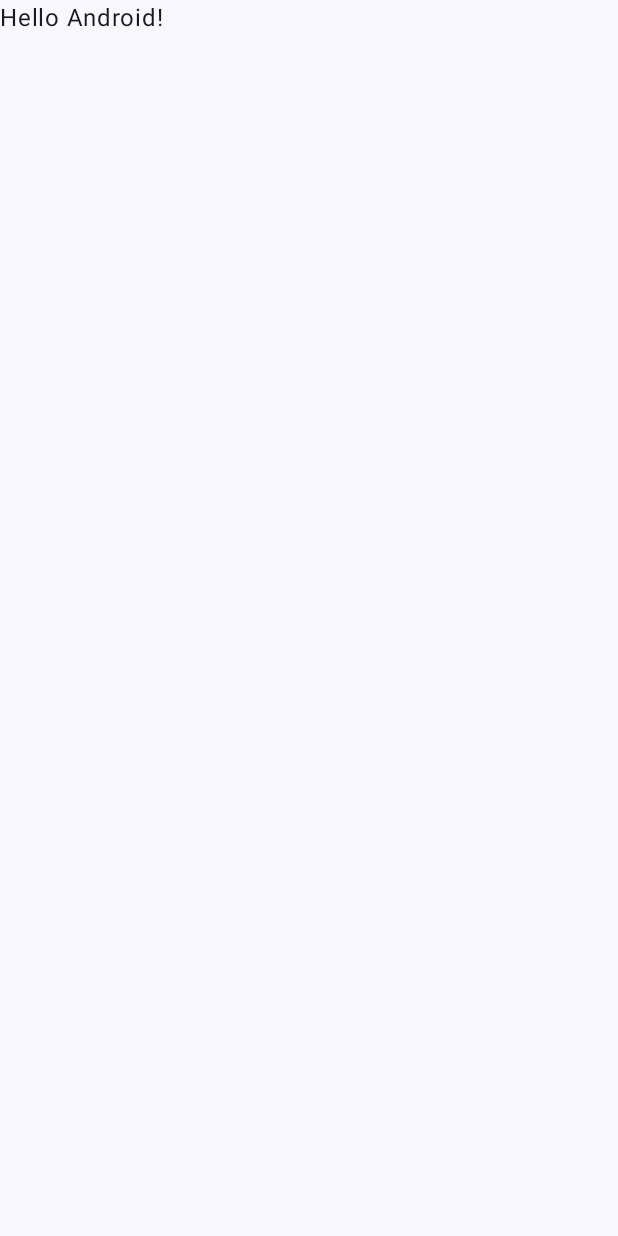
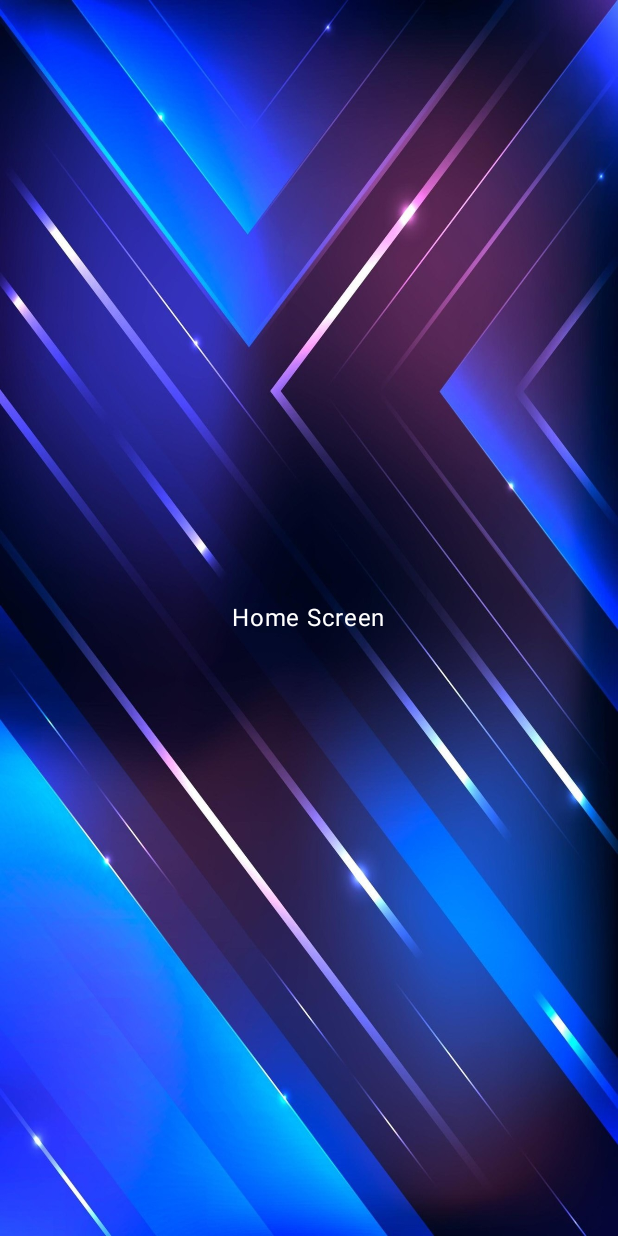
Before and after one commit to Factoriall/InstagramCloneCoding, an Android app built with Jetpack Compose: the screen it shows after launch (MainActivity), on a phone screen of 412 x 824 dp. Before the commit the screen is almost empty. Run offline under Robolectric (Android 15) with nearby library versions, the phone set to English and light mode, and no system bars.

Commit message:
create splash screen and use nav host

```diff
--- a/app/src/main/AndroidManifest.xml
+++ b/app/src/main/AndroidManifest.xml
@@ -10,13 +10,15 @@
         android:label="@string/app_name"
         android:roundIcon="@mipmap/ic_launcher_round"
         android:supportsRtl="true"
-        android:theme="@style/Theme.InstagramCloneCoding"
+        android:theme="@style/Theme.SplashScreen.InstagramCloneCoding"
         tools:targetApi="31">
+
         <activity
+
             android:name=".MainActivity"
             android:exported="true"
             android:label="@string/app_name"
-            android:theme="@style/Theme.InstagramCloneCoding">
+            android:theme="@style/Theme.SplashScreen.InstagramCloneCoding">
             <intent-filter>
                 <action android:name="android.intent.action.MAIN" />
 
--- /dev/null
+++ b/app/src/main/java/com/example/instagramclonecoding/HomeScreen.kt
@@ -0,0 +1,26 @@
+package com.example.instagramclonecoding
+
+import androidx.compose.foundation.layout.Box
+import androidx.compose.foundation.layout.fillMaxSize
+import androidx.compose.material3.Text
+import androidx.compose.runtime.Composable
+import androidx.compose.ui.Alignment
+import androidx.compose.ui.Modifier
+import androidx.compose.ui.graphics.Color
+
+/**
+ * 클래스에 대한 간단한 설명이나 참고 url을 남겨주세요.
+ * Created by fac.toriall on 2024.08.07..
+ */
+const val HOME = "home"
+
+@Composable
+fun HomeScreen(modifier: Modifier = Modifier) {
+    Box(modifier = modifier.fillMaxSize()) {
+        Text(
+            text = "Home Screen",
+            modifier = Modifier.align(Alignment.Center),
+            color = Color.White
+        )
+    }
+}
--- /dev/null
+++ b/app/src/main/java/com/example/instagramclonecoding/IntroScreen.kt
@@ -0,0 +1,89 @@
+package com.example.instagramclonecoding
+
+import androidx.compose.animation.core.FastOutSlowInEasing
+import androidx.compose.animation.core.animateFloat
+import androidx.compose.animation.core.infiniteRepeatable
+import androidx.compose.animation.core.rememberInfiniteTransition
+import androidx.compose.animation.core.tween
+import androidx.compose.foundation.Image
+import androidx.compose.foundation.layout.Box
+import androidx.compose.foundation.layout.fillMaxSize
+import androidx.compose.runtime.Composable
+import androidx.compose.runtime.LaunchedEffect
+import androidx.compose.runtime.getValue
+import androidx.compose.ui.Alignment
+import androidx.compose.ui.Modifier
+import androidx.compose.ui.draw.paint
+import androidx.compose.ui.graphics.Color
+import androidx.compose.ui.graphics.ColorFilter
+import androidx.compose.ui.graphics.graphicsLayer
+import androidx.compose.ui.layout.ContentScale
+import androidx.compose.ui.res.painterResource
+import androidx.compose.ui.tooling.preview.Preview
+import kotlinx.coroutines.delay
+
+const val INTRO = "intro"
+/**
+ * 클래스에 대한 간단한 설명이나 참고 url을 남겨주세요.
+ * Created by fac.toriall on 2024.08.07..
+ */
+@Composable
+fun IntroScreen(
+    modifier: Modifier = Modifier,
+    onIntroFinished: () -> Unit = {}
+) {
+    LaunchedEffect(key1 = Unit) {
+        delay(3000)
+        onIntroFinished()
+    }
+    Box(
+        modifier = modifier
+            .fillMaxSize()
+    ) {
+        FlipCard(
+            modifier = Modifier
+                .align(Alignment.Center)
+        )
+    }
+}
+
+
+@Composable
+fun FlipCard(
+    modifier: Modifier = Modifier,
+) {
+    val infiniteTransition = rememberInfiniteTransition(label = "")
+    val angle by infiniteTransition.animateFloat(
+        initialValue = 0f,
+        targetValue = 360f,
+        animationSpec = infiniteRepeatable(
+            tween(
+                durationMillis = 1500,
+                easing = FastOutSlowInEasing
+            )
+        ), label = ""
+    )
+
+    Image(
+        painter = painterResource(id = R.drawable.millennium),
+        contentDescription = null,
+        modifier = modifier
+            .graphicsLayer {
+                rotationY = angle
+                cameraDistance = 12f * density
+            },
+        colorFilter = ColorFilter.tint(Color.White),
+    )
+
+}
+
+@Composable
+@Preview
+fun PreviewIntroScreen() {
+    IntroScreen(
+        Modifier.paint(
+            painter = painterResource(R.drawable.neon_background),
+            contentScale = ContentScale.FillBounds
+        )
+    )
+}
--- a/app/src/main/java/com/example/instagramclonecoding/MainActivity.kt
+++ b/app/src/main/java/com/example/instagramclonecoding/MainActivity.kt
@@ -3,26 +3,42 @@ package com.example.instagramclonecoding
 import android.os.Bundle
 import androidx.activity.ComponentActivity
 import androidx.activity.compose.setContent
-import androidx.activity.enableEdgeToEdge
 import androidx.compose.foundation.layout.fillMaxSize
 import androidx.compose.foundation.layout.padding
 import androidx.compose.material3.Scaffold
-import androidx.compose.material3.Text
 import androidx.compose.runtime.Composable
+import androidx.compose.runtime.getValue
 import androidx.compose.ui.Modifier
-import androidx.compose.ui.tooling.preview.Preview
+import androidx.compose.ui.draw.paint
+import androidx.compose.ui.layout.ContentScale
+import androidx.compose.ui.res.painterResource
+import androidx.navigation.NavHostController
+import androidx.navigation.compose.NavHost
+import androidx.navigation.compose.composable
+import androidx.navigation.compose.currentBackStackEntryAsState
+import androidx.navigation.compose.rememberNavController
 import com.example.instagramclonecoding.ui.theme.InstagramCloneCodingTheme
 
 class MainActivity : ComponentActivity() {
     override fun onCreate(savedInstanceState: Bundle?) {
         super.onCreate(savedInstanceState)
-        enableEdgeToEdge()
+
         setContent {
             InstagramCloneCodingTheme {
-                Scaffold(modifier = Modifier.fillMaxSize()) { innerPadding ->
-                    Greeting(
-                        name = "Android",
-                        modifier = Modifier.padding(innerPadding)
+                val navController = rememberNavController()
+                val currentBackStack by navController.currentBackStackEntryAsState()
+
+                Scaffold(
+                    modifier = Modifier.fillMaxSize()
+                ) { innerPadding ->
+                    InstagramNavHost(
+                        Modifier
+                            .paint(
+                                painter = painterResource(R.drawable.neon_background),
+                                contentScale = ContentScale.FillBounds
+                            )
+                            .padding(innerPadding),
+                        navController
                     )
                 }
             }
@@ -31,17 +47,28 @@ class MainActivity : ComponentActivity() {
 }
 
 @Composable
-fun Greeting(name: String, modifier: Modifier = Modifier) {
-    Text(
-        text = "Hello $name!",
+fun InstagramNavHost(modifier: Modifier, navController: NavHostController) {
+    val baseModifier = Modifier
+    NavHost(
+        navController = navController,
+        startDestination = INTRO,
         modifier = modifier
-    )
-}
+    ) {
+        composable(INTRO) {
+            IntroScreen(
+                modifier = baseModifier,
+                onIntroFinished = {
+                    navController.navigate(HOME) {
+                        popUpTo(navController.graph.id) {
+                            inclusive = true
+                        }
+                    }
+                }
+            )
+        }
 
-@Preview(showBackground = true)
-@Composable
-fun GreetingPreview() {
-    InstagramCloneCodingTheme {
-        Greeting("Android")
+        composable(HOME) {
+            HomeScreen(baseModifier)
+        }
     }
 }
--- a/app/src/main/res/values/colors.xml
+++ b/app/src/main/res/values/colors.xml
@@ -7,4 +7,6 @@
     <color name="teal_700">#FF018786</color>
     <color name="black">#FF000000</color>
     <color name="white">#FFFFFFFF</color>
+
+    <color name="blue_primary">#7071CA</color>
 </resources>
--- a/app/src/main/res/values/themes.xml
+++ b/app/src/main/res/values/themes.xml
@@ -1,5 +1,4 @@
 <?xml version="1.0" encoding="utf-8"?>
 <resources>
-
-    <style name="Theme.InstagramCloneCoding" parent="android:Theme.Material.Light.NoActionBar" />
+    <style name="Theme.SplashScreen.InstagramCloneCoding" parent="android:Theme.Material.Light.NoActionBar"/>
 </resources>
```
Also changed, not shown: app/build.gradle.kts (+11 -1 lines), gradle/libs.versions.toml (+12 -4 lines), app/src/main/res/drawable/millennium.webp (added), app/src/main/res/drawable/neon_background.jpg (added).
